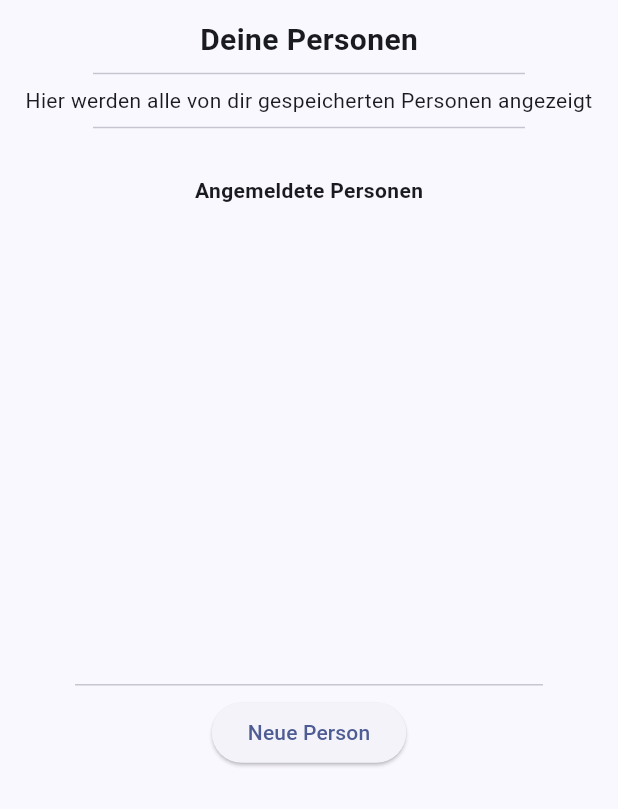
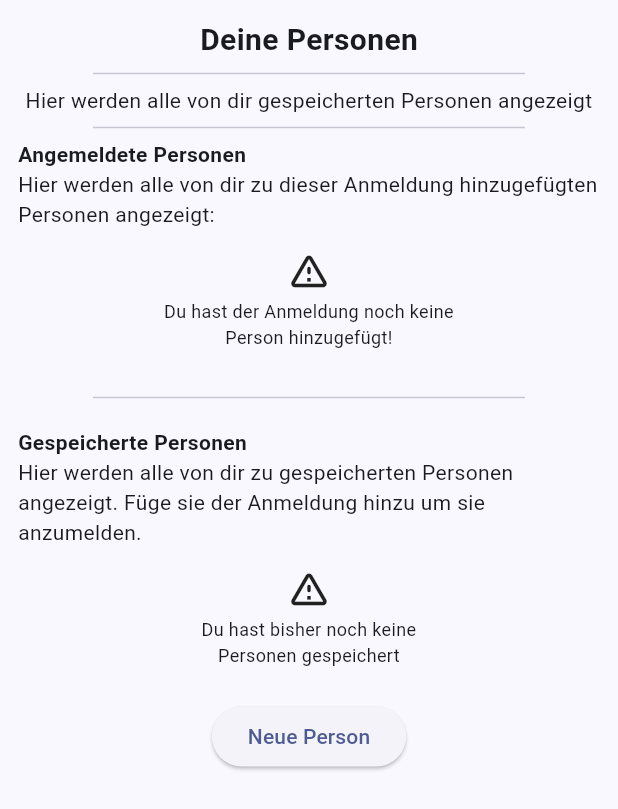
Before and after one commit to LifeAdmin-cmd/anmelde-tool-flutter, a Flutter app: the PersonenForm widget shown alone on an empty page, opened directly with empty values, on a phone screen of 412 x 824 dp. Shown: the top 809 px of the screen. Run offline on Flutter 3.47's test engine with Material 2 defaults, Android fonts, the light colour scheme and no system bars; our stand-ins replace dots_indicator, flutter_form_builder, flutter_html, flutter_spinkit, flutter_svg; network calls fail.

Commit message:
added ability to fetch and edit persons

```diff
--- a/lib/screens/personen_form.dart
+++ /dev/null
@@ -1,245 +0,0 @@
-import 'package:flutter/material.dart';
-import 'package:galaxias_anmeldetool/widgets/dpv_app_bar.dart';
-import 'package:galaxias_anmeldetool/widgets/form_fields.dart';
-import 'package:flutter_form_builder/flutter_form_builder.dart';
-
-class PersonenForm extends StatefulWidget {
-  final List<dynamic> genders;
-  final List<dynamic> eatingHabits;
-  const PersonenForm({super.key, required this.genders, required this.eatingHabits});
-
-  @override
-  State<PersonenForm> createState() => _PersonenFormState();
-}
-
-class _PersonenFormState extends State<PersonenForm> {
-  List<Map<String, dynamic>> persons = [];
-  List<Map<String, dynamic>> registeredPersons = [];
-
-  @override
-  Widget build(BuildContext context) {
-    return Expanded(
-      child: Column(
-        children: [
-          const Padding(
-            padding: EdgeInsets.all(12.0),
-            child: Column(
-              children: [
-                Text(
-                  "Deine Personen",
-                  style: TextStyle(
-                    fontWeight: FontWeight.bold,
-                    fontSize: 20.0,
-                  ),
-                ),
-                Divider(indent: 50.0, endIndent: 50.0,),
-                Text("Hier werden alle von dir gespeicherten Personen angezeigt", textAlign: TextAlign.center,),
-                Divider(indent: 50.0, endIndent: 50.0,),
-              ],
-            ),
-          ),
-
-          // Angemeldete Personen
-          const Padding(
-            padding: EdgeInsets.all(12.0),
-            child: Text(
-              "Angemeldete Personen",
-              style: TextStyle(
-                fontWeight: FontWeight.bold,
-                fontSize: 14.0,
-              ),
-            ),
-          ),
-          Expanded(
-            child: ListView.builder(
-              itemCount: registeredPersons.length,
-              itemBuilder: (context, index) {
-                return Card(
-                  margin: EdgeInsets.symmetric(vertical: 8.0, horizontal: 16.0),
-                  child: Padding(
-                    padding: const EdgeInsets.all(12.0),
-                    child: Column(
-                      children: [
-                        Text('${registeredPersons[index]['firstName']} ${registeredPersons[index]['lastName']}'),
-                        Row(
-                          mainAxisAlignment: MainAxisAlignment.spaceEvenly,
-                          children: [
-                            ElevatedButton(
-                              onPressed: () async {
-                                final result = await Navigator.push(
-                                  context,
-                                  MaterialPageRoute(
-                                    builder: (context) => NewPersonForm(
-                                      initialValues: registeredPersons[index],
-                                      genders: widget.genders,
-                                      eatingHabits: widget.eatingHabits,
-                                    ),
-                                  ),
-                                );
-                                if (result is Map<String, dynamic>) {
-                                  setState(() {
-                                    registeredPersons[index] = result;
-                                  });
-                                }
-                              },
-                              child: Text('Bearbeiten'),
-                            ),
-                            ElevatedButton(
-                              onPressed: () {
-                                setState(() {
-                                  persons.add(registeredPersons[index]);
-                                  registeredPersons.removeAt(index);
-                                });
-                              },
-                              child: Text('Entfernen'),
-                            ),
-                          ],
-                        ),
-                      ],
-                    ),
-                  ),
-                );
-              },
-            ),
-          ),
-
-          // gespeicherte personen
-          const Divider(indent: 50.0, endIndent: 50.0,),
-          ElevatedButton(
-            onPressed: () async {
-              final result = await Navigator.push(
-                context,
-                MaterialPageRoute(
-                  builder: (context) => NewPersonForm(
-                    genders: widget.genders,
-                    eatingHabits: widget.eatingHabits,
-                  ),
-                ),
-              );
-              if (result is Map<String, dynamic>) {
-                setState(() {
-                  persons.add(result);
-                });
-              }
-            },
-            child: const Text('Neue Person'),
-          ),
-          const SizedBox(height: 12.0,),
-          Expanded(
-            child: ListView.builder(
-              itemCount: persons.length,
-              itemBuilder: (context, index) {
-                return Card(
-                  margin: EdgeInsets.symmetric(vertical: 8.0, horizontal: 16.0),
-                  child: Padding(
-                    padding: const EdgeInsets.all(12.0),
-                    child: Column(
-                      children: [
-                        Text('${persons[index]['firstName']} ${persons[index]['lastName']}'),
-                        Row(
-                          mainAxisAlignment: MainAxisAlignment.spaceEvenly,
-                          children: [
-                            ElevatedButton(
-                              onPressed: () async {
-                                final result = await Navigator.push(
-                                  context,
-                                  MaterialPageRoute(
-                                    builder: (context) => NewPersonForm(
-                                      initialValues: persons[index],
-                                      genders: widget.genders,
-                                      eatingHabits: widget.eatingHabits,
-                                    ),
-                                  ),
-                                );
-                                if (result is Map<String, dynamic>) {
-                                  setState(() {
-                                    persons[index] = result;
-                                  });
-                                }
-                              },
-                              child: Text('Bearbeiten'),
-                            ),
-                            ElevatedButton(
-                              onPressed: () {
-                                setState(() {
-                                  registeredPersons.add(persons[index]);
-                                  persons.removeAt(index);
-                                });
-                              },
-                              child: Text('Hinzufügen'),
-                            ),
-                          ],
-                        ),
-                      ],
-                    ),
-                  ),
-                );
-              },
-            ),
-          ),
-        ],
-      ),
-    );
-  }
-}
-
-
-class NewPersonForm extends StatefulWidget {
-  final Map<String, dynamic>? initialValues;
-  final List<dynamic> genders;
-  final List<dynamic> eatingHabits;
-  const NewPersonForm({this.initialValues, required this.genders, required this.eatingHabits});
-
-  @override
-  State<NewPersonForm> createState() => _NewPersonFormState();
-}
-
-class _NewPersonFormState extends State<NewPersonForm> {
-  final formKey = GlobalKey<FormBuilderState>();
-
-  @override
-  Widget build(BuildContext context) {
-    return Scaffold(
-      appBar: const DPVAppBar(title: "Person"),
-      body: FormBuilder(
-        key: formKey,
-        initialValue: widget.initialValues ?? {},
-        child: SingleChildScrollView(
-          child: Padding(
-            padding: const EdgeInsets.fromLTRB(8, 8, 8, 25),
-            child: Column(
-              children: [
-                const InputSwitch(labelText: "Person dauerhaft speichern", idName: "permSave", required: false, initialValue: true,),
-                const BuchstabenInput(labelText: "Vorname", idName: "firstName"),
-                const BuchstabenInput(labelText: "Nachname", idName: "lastName"),
-                const BuchstabenInput(labelText: "Fahrtenname", idName: "scoutName", required: false,),
-                const DateTimeInput(labelText: "Geburtsdatum", idName: "birthday"),
-                DropdownInput(labelText: "Geschlecht", idName: "gender", data: widget.genders),
-                ChoiceInput(labelText: "Essensbesonderheiten", idName: "eatingHabits", data: widget.eatingHabits, required: false,),
-                const BuchstabenInput(labelText: "Straße und Hausnummer", idName: "adress", regex: r"",),
-                const BuchstabenInput(labelText: "Postleitzahl", idName: 'plz', regex: r'\b\d+\b', regexError: "Eine PLZ kann nur aus Zahlen bestehen",),
-                const SizedBox(height: 12.0,),
-                ElevatedButton(
-                  style: ElevatedButton.styleFrom(
-                    backgroundColor: Colors.green,
-                  ),
-                  onPressed: () {
-                    if (formKey.currentState != null &&
-                        formKey.currentState!.validate()) {
-                      var result = formKey.currentState!.instantValue;
-                      Navigator.pop(context, result);
-                    }
-                  },
-                  child: const Text(
-                    'Speichern',
-                    style: TextStyle(color: Colors.white),
-                  ),
-                ),
-              ],
-            ),
-          ),
-        ),
-      ),
-    );
-  }
-}
--- /dev/null
+++ b/lib/widgets/personen_form.dart
@@ -0,0 +1,373 @@
+import 'package:flutter/material.dart';
+import 'package:galaxias_anmeldetool/widgets/dpv_app_bar.dart';
+import 'package:galaxias_anmeldetool/widgets/form_fields.dart';
+import 'package:flutter_form_builder/flutter_form_builder.dart';
+
+class PersonenForm extends StatefulWidget {
+  final List<dynamic> genders;
+  final List<dynamic> eatingHabits;
+  final List<Map<String, dynamic>> savedPersons;
+  const PersonenForm(
+      {super.key, required this.genders, required this.eatingHabits, required this.savedPersons});
+
+  @override
+  State<PersonenForm> createState() => _PersonenFormState();
+}
+
+class _PersonenFormState extends State<PersonenForm> {
+  List<Map<String, dynamic>> registeredPersons = [];
+
+  @override
+  Widget build(BuildContext context) {
+    return Padding(
+      padding: const EdgeInsets.all(12.0),
+      child: Column(
+        children: [
+          const Text(
+            "Deine Personen",
+            style: TextStyle(
+              fontWeight: FontWeight.bold,
+              fontSize: 20.0,
+            ),
+          ),
+          const Divider(
+            indent: 50.0,
+            endIndent: 50.0,
+          ),
+          const Text(
+            "Hier werden alle von dir gespeicherten Personen angezeigt",
+            textAlign: TextAlign.center,
+          ),
+          const Divider(
+            indent: 50.0,
+            endIndent: 50.0,
+          ),
+
+          // Angemeldete Personen
+          const Column(
+            crossAxisAlignment: CrossAxisAlignment.start,
+            children: [
+              Text(
+                "Angemeldete Personen",
+                textAlign: TextAlign.start,
+                style: TextStyle(
+                  fontWeight: FontWeight.bold,
+                  fontSize: 14.0,
+                ),
+              ),
+              Text(
+                "Hier werden alle von dir zu dieser Anmeldung hinzugefügten Personen angezeigt:",
+                textAlign: TextAlign.start,
+              ),
+            ],
+          ),
+
+          Visibility(
+            visible: registeredPersons.isEmpty,
+            child: const Padding(
+              padding: EdgeInsets.all(12.0),
+              child: Column(
+                children: [
+                  Icon(
+                    Icons.warning_amber_rounded,
+                    size: 30,
+                  ),
+                  SizedBox(height: 4.0),
+                  Text(
+                    "Du hast der Anmeldung noch keine\nPerson hinzugefügt!",
+                    style: TextStyle(
+                      fontSize: 12,
+                    ),
+                    textAlign: TextAlign.center,
+                  ),
+                ],
+              ),
+            ),
+          ),
+
+
+          ...registeredPersons.map((person) {
+            return Card(
+              color: Colors.green[100],
+              margin: const EdgeInsets.symmetric(vertical: 10),
+              child: Padding(
+                padding: const EdgeInsets.all(12.0),
+                child: Column(
+                  crossAxisAlignment: CrossAxisAlignment.stretch,
+                  children: [
+                    Text('${person['firstName']} ${person['lastName']}'),
+                    const SizedBox(height: 12.0,),
+                    Row(
+                      mainAxisAlignment: MainAxisAlignment.spaceAround,
+                      children: [
+                        ElevatedButton(
+                          onPressed: () async {
+                            final result = await Navigator.push(
+                              context,
+                              MaterialPageRoute(
+                                builder: (context) => NewPersonForm(
+                                  initialValues: person,
+                                  genders: widget.genders,
+                                  eatingHabits: widget.eatingHabits,
+                                ),
+                              ),
+                            );
+                            if (result is Map<String, dynamic>) {
+                              setState(() {
+                                registeredPersons[registeredPersons.indexOf(person)] =
+                                    result;
+                              });
+                            }
+                          },
+                          style: ElevatedButton.styleFrom(backgroundColor: Colors.blue[400]),
+                          child: Text('Bearbeiten', style: TextStyle(color: Colors.grey[100])),
+                        ),
+                        ElevatedButton(
+                          onPressed: () {
+                            setState(() {
+                              widget.savedPersons.add(person);
+                              registeredPersons.remove(person);
+                            });
+                          },
+                          style: ElevatedButton.styleFrom(backgroundColor: Colors.red[300]),
+                          child: Text('Entfernen', style: TextStyle(color: Colors.grey[100])),
+                        ),
+                      ],
+                    ),
+                  ],
+                ),
+              ),
+            );
+          }).toList(),
+
+          const Divider(
+            indent: 50.0,
+            endIndent: 50.0,
+            height: 40,
+          ),
+
+          // Gespeicherte Personen
+          const Column(
+            crossAxisAlignment: CrossAxisAlignment.start,
+            children: [
+              Text(
+                "Gespeicherte Personen",
+                textAlign: TextAlign.start,
+                style: TextStyle(
+                  fontWeight: FontWeight.bold,
+                  fontSize: 14.0,
+                ),
+              ),
+              Text(
+                "Hier werden alle von dir zu gespeicherten Personen angezeigt. Füge sie der Anmeldung hinzu um sie anzumelden.",
+                textAlign: TextAlign.start,
+              ),
+            ],
+          ),
+
+          Visibility(
+            visible: widget.savedPersons.isEmpty,
+            child: const Padding(
+              padding: EdgeInsets.all(12.0),
+              child: Column(
+                children: [
+                  Icon(
+                    Icons.warning_amber_rounded,
+                    size: 30,
+                  ),
+                  SizedBox(height: 4.0),
+                  Text(
+                    "Du hast bisher noch keine\nPersonen gespeichert",
+                    style: TextStyle(
+                      fontSize: 12,
+                    ),
+                    textAlign: TextAlign.center,
+                  ),
+                ],
+              ),
+            ),
+          ),
+
+          const SizedBox(height: 10.0,),
+
+          ElevatedButton(
+            onPressed: () async {
+              final result = await Navigator.push(
+                context,
+                MaterialPageRoute(
+                  builder: (context) => NewPersonForm(
+                    genders: widget.genders,
+                    eatingHabits: widget.eatingHabits,
+                  ),
+                ),
+              );
+              if (result is Map<String, dynamic>) {
+                setState(() {
+                  widget.savedPersons.add(result);
+                });
+              }
+            },
+            child: const Text('Neue Person'),
+          ),
+
+          const SizedBox(
+            height: 12.0,
+          ),
+
+          // Gespeicherte Personen
+          ...widget.savedPersons.map((person) {
+            return Card(
+              color: Colors.deepOrange[200],
+              margin: const EdgeInsets.symmetric(vertical: 10),
+              child: Padding(
+                padding: const EdgeInsets.all(12.0),
+                child: Column(
+                  crossAxisAlignment: CrossAxisAlignment.stretch,
+                  children: [
+                    Text('${person['firstName']} ${person['lastName']}'),
+                    const SizedBox(height: 12.0,),
+                    Row(
+                      mainAxisAlignment: MainAxisAlignment.spaceAround,
+                      children: [
+                        ElevatedButton(
+                          onPressed: () async {
+                            final result = await Navigator.push(
+                              context,
+                              MaterialPageRoute(
+                                builder: (context) => NewPersonForm(
+                                  initialValues: person,
+                                  genders: widget.genders,
+                                  eatingHabits: widget.eatingHabits,
+                                ),
+                              ),
+                            );
+                            if (result is Map<String, dynamic>) {
+                              setState(() {
+                                widget.savedPersons[widget.savedPersons.indexOf(person)] =
+                                    result;
+                              });
+                            }
+                          },
+                          style: ElevatedButton.styleFrom(backgroundColor: Colors.blue[400]),
+                          child: Text('Bearbeiten', style: TextStyle(color: Colors.grey[100])),
+                        ),
+                        // TODO bookingOptions prompt
+                        ElevatedButton(
+                          onPressed: () {
+                            setState(() {
+                              registeredPersons.add(person);
+                              print(registeredPersons);
+                              widget.savedPersons.remove(person);
+                            });
+                          },
+                          style: ElevatedButton.styleFrom(backgroundColor: Colors.green[400]),
+                          child: Text('Hinzufügen', style: TextStyle(color: Colors.grey[100]),),
+                        ),
+                      ],
+                    ),
+                  ],
+                ),
+              ),
+            );
+          }).toList(),
+        ],
+      ),
+    );
+  }
+}
+
+class NewPersonForm extends StatefulWidget {
+  final Map<String, dynamic>? initialValues;
+  final List<dynamic> genders;
+  final List<dynamic> eatingHabits;
+  const NewPersonForm(
+      {this.initialValues, required this.genders, required this.eatingHabits});
+
+  @override
+  State<NewPersonForm> createState() => _NewPersonFormState();
+}
+
+class _NewPersonFormState extends State<NewPersonForm> {
+  final formKey = GlobalKey<FormBuilderState>();
+
+  @override
+  Widget build(BuildContext context) {
+    return Scaffold(
+      appBar: const DPVAppBar(title: "Person"),
+      body: FormBuilder(
+        key: formKey,
+        initialValue: widget.initialValues ?? {},
+        child: SingleChildScrollView(
+          child: Padding(
+            padding: const EdgeInsets.fromLTRB(8, 8, 8, 25),
+            child: Column(
+              children: [
+                const InputSwitch(
+                  labelText: "Person dauerhaft speichern",
+                  idName: "permSave",
+                  required: false,
+                  initialValue: true,
+                ),
+                const BuchstabenInput(
+                    labelText: "Vorname", idName: "firstName"),
+                const BuchstabenInput(
+                    labelText: "Nachname", idName: "lastName"),
+                const BuchstabenInput(
+                  labelText: "Fahrtenname",
+                  idName: "scoutName",
+                  required: false,
+                ),
+                const DateTimeInput(
+                    labelText: "Geburtsdatum", idName: "birthday"),
+                DropdownInput(
+                    labelText: "Geschlecht",
+                    idName: "gender",
+                    data: widget.genders),
+                ChoiceInput(
+                  labelText: "Essensbesonderheiten",
+                  idName: "eatingHabits",
+                  data: widget.eatingHabits,
+                  required: false,
+                ),
+                const BuchstabenInput(
+                  labelText: "Straße und Hausnummer",
+                  idName: "adress",
+                  regex: r"",
+                ),
+                const BuchstabenInput(
+                  labelText: "Postleitzahl",
+                  idName: 'plz',
+                  regex: r'\b\d+\b',
+                  regexError: "Eine PLZ kann nur aus Zahlen bestehen",
+                ),
+                const SizedBox(
+                  height: 12.0,
+                ),
+                ElevatedButton(
+                  style: ElevatedButton.styleFrom(
+                    backgroundColor: Colors.green,
+                  ),
+                  onPressed: () {
+                    final Map<String, dynamic> formData = formKey.currentState!.instantValue;
+                    for (final dynamic value in formData.values) {
+                      print(value.runtimeType);
+                    }
+                    if (formKey.currentState != null &&
+                        formKey.currentState!.validate()) {
+                      var result = formKey.currentState!.instantValue;
+                      Navigator.pop(context, result);
+                    }
+                  },
+                  child: const Text(
+                    'Speichern',
+                    style: TextStyle(color: Colors.white),
+                  ),
+                ),
+              ],
+            ),
+          ),
+        ),
+      ),
+    );
+  }
+}
```
Also changed, not shown: lib/widgets/form_widget.dart (+13 -4 lines).
